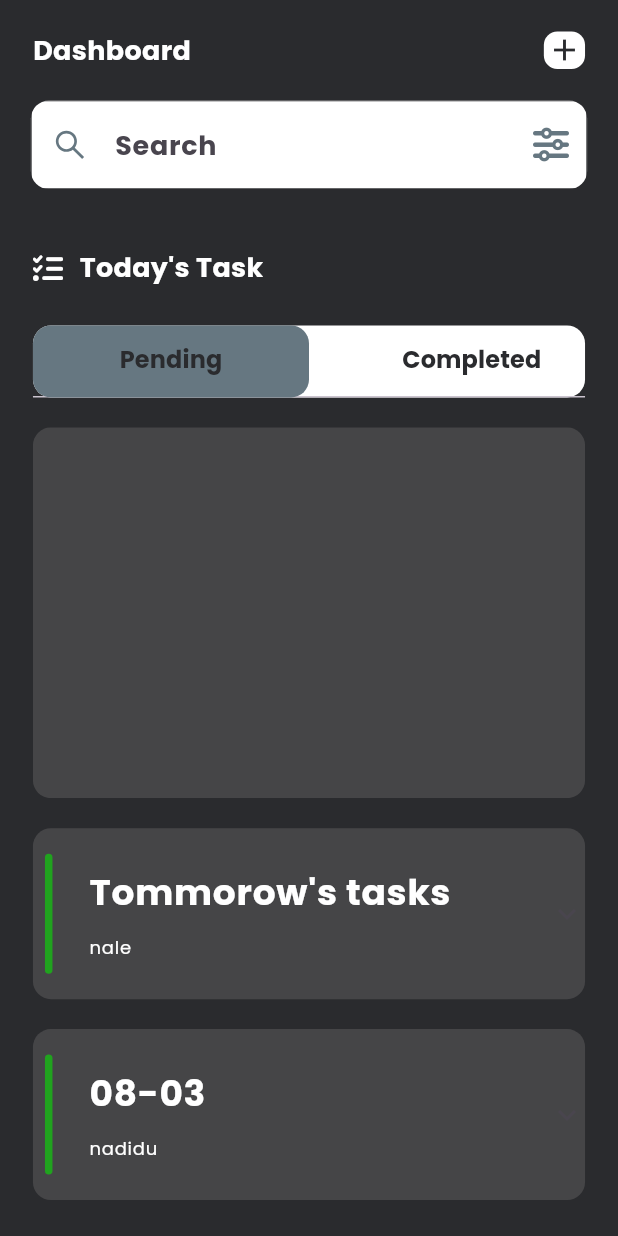
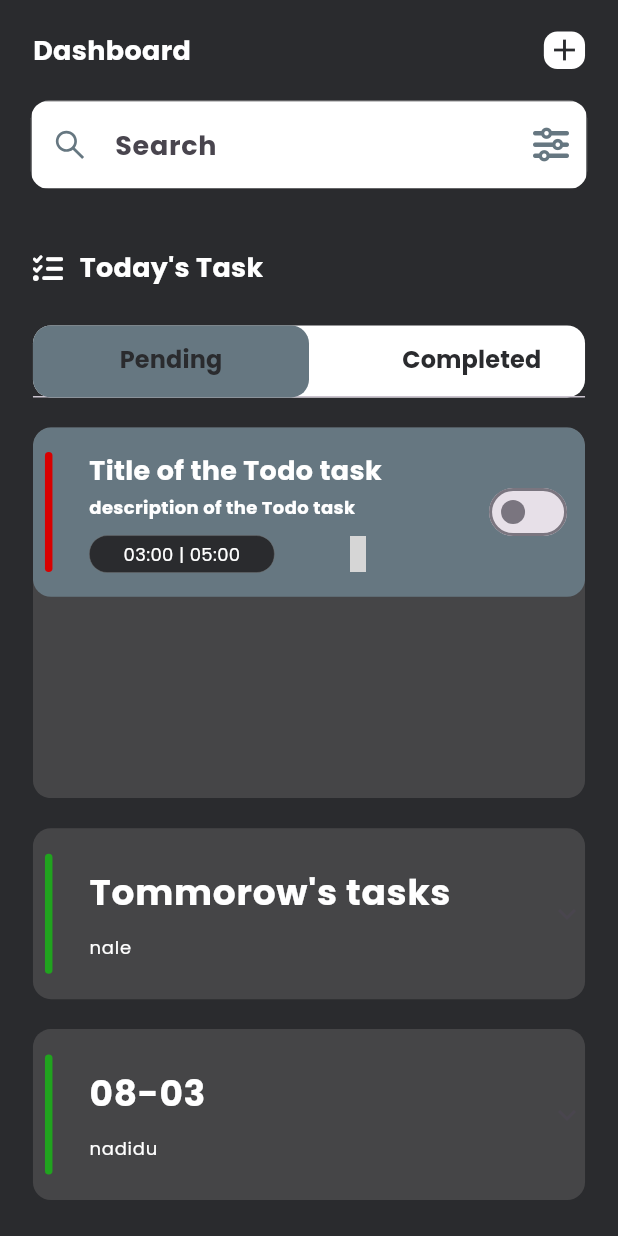
Before and after one commit to Jashwanth-Gowda-R/flutter_todo_app, a Flutter app: the screen it shows after launch, on a phone screen of 412 x 824 dp. Run offline on Flutter 3.47's test engine with Material 2 defaults, Android fonts, the phone set to English and light mode, and no system bars; our stand-ins replace country_picker, flutter_screenutil, flutter_vector_icons, google_fonts, hooks_riverpod, pinput and 1 more; grey boxes are pictures that could not be loaded.

Commit message:
Expansion tile widget and how to create reusable expansion tiles

```diff
--- a/lib/features/todo/pages/homepage.dart
+++ b/lib/features/todo/pages/homepage.dart
@@ -5,6 +5,7 @@ import 'package:advanced_flutter_todo_app/common/widgets/expansion_tile.dart';
 import 'package:advanced_flutter_todo_app/common/widgets/height_spacer.dart';
 import 'package:advanced_flutter_todo_app/common/widgets/reuseable_text.dart';
 import 'package:advanced_flutter_todo_app/common/widgets/width_spacer.dart';
+import 'package:advanced_flutter_todo_app/features/todo/widgets/todo_tile.dart';
 import 'package:flutter/material.dart';
 import 'package:flutter_screenutil/flutter_screenutil.dart';
 import 'package:flutter_vector_icons/flutter_vector_icons.dart';
@@ -192,6 +193,18 @@ class _HomePageState extends ConsumerState<HomePage>
                       Container(
                         height: AppConst.kHeight * 0.3,
                         color: AppConst.kBkLight,
+                        child: ListView(
+                          children: [
+                            TodoTile(
+                              start: "03:00",
+                              end: "05:00",
+                              switcher: Switch(
+                                value: false,
+                                onChanged: (val) {},
+                              ),
+                            ),
+                          ],
+                        ),
                       ),
                       Container(
                         height: AppConst.kHeight * 0.3,
--- /dev/null
+++ b/lib/features/todo/widgets/todo_tile.dart
@@ -0,0 +1,152 @@
+// ignore_for_file: public_member_api_docs, sort_constructors_first
+import 'package:flutter/material.dart';
+import 'package:flutter_screenutil/flutter_screenutil.dart';
+import 'package:flutter_vector_icons/flutter_vector_icons.dart';
+
+import 'package:advanced_flutter_todo_app/common/utils/constants.dart';
+import 'package:advanced_flutter_todo_app/common/widgets/appstyle.dart';
+import 'package:advanced_flutter_todo_app/common/widgets/height_spacer.dart';
+import 'package:advanced_flutter_todo_app/common/widgets/reuseable_text.dart';
+import 'package:advanced_flutter_todo_app/common/widgets/width_spacer.dart';
+
+class TodoTile extends StatelessWidget {
+  const TodoTile({
+    Key? key,
+    this.color,
+    this.title,
+    this.description,
+    this.start,
+    this.end,
+    this.editWidget,
+    this.delete,
+    this.switcher,
+  }) : super(key: key);
+
+  final Color? color;
+  final String? title;
+  final String? description;
+  final String? start;
+  final String? end;
+  final Widget? editWidget;
+  final void Function()? delete;
+  final Widget? switcher;
+
+  @override
+  Widget build(BuildContext context) {
+    return Padding(
+      padding: EdgeInsets.only(bottom: 8.h),
+      child: Stack(
+        children: [
+          Container(
+            padding: EdgeInsets.all(8.h),
+            width: AppConst.kWidth,
+            decoration: BoxDecoration(
+              color: AppConst.kGreyLight,
+              borderRadius: BorderRadius.all(
+                Radius.circular(AppConst.kRadius),
+              ),
+            ),
+            child: Row(
+              mainAxisAlignment: MainAxisAlignment.spaceBetween,
+              children: [
+                Row(
+                  children: [
+                    Container(
+                      height: 80,
+                      width: 5,
+                      decoration: BoxDecoration(
+                        borderRadius: BorderRadius.all(
+                          Radius.circular(AppConst.kRadius),
+                        ),
+                        color: color ?? AppConst.kRed,
+                      ),
+                    ),
+                    const WidthSpacer(width: 15),
+                    Padding(
+                      padding: EdgeInsets.all(8.h),
+                      child: SizedBox(
+                        width: AppConst.kWidth * 0.6,
+                        child: Column(
+                          crossAxisAlignment: CrossAxisAlignment.start,
+                          children: [
+                            ReuseableText(
+                              text: title ?? "Title of the Todo task",
+                              style: appstyle(
+                                18,
+                                AppConst.kLight,
+                                FontWeight.bold,
+                              ),
+                            ),
+                            const HeightSpacer(height: 3),
+                            ReuseableText(
+                              text:
+                                  description ?? "description of the Todo task",
+                              style: appstyle(
+                                12,
+                                AppConst.kLight,
+                                FontWeight.bold,
+                              ),
+                            ),
+                            const HeightSpacer(height: 10),
+                            Row(
+                              mainAxisAlignment: MainAxisAlignment.start,
+                              children: [
+                                Container(
+                                  width: AppConst.kWidth * 0.3,
+                                  height: 25.h,
+                                  decoration: BoxDecoration(
+                                    borderRadius: BorderRadius.all(
+                                      Radius.circular(AppConst.kRadius),
+                                    ),
+                                    border: Border.all(
+                                      width: 0.3,
+                                      color: AppConst.kGreyDk,
+                                    ),
+                                    color: AppConst.kBKDark,
+                                  ),
+                                  child: Center(
+                                    child: ReuseableText(
+                                      text: "$start | $end",
+                                      style: appstyle(
+                                        12,
+                                        AppConst.kLight,
+                                        FontWeight.normal,
+                                      ),
+                                    ),
+                                  ),
+                                ),
+                                const WidthSpacer(width: 20),
+                                Row(
+                                  children: [
+                                    SizedBox(
+                                      child: editWidget,
+                                    ),
+                                    const WidthSpacer(width: 20),
+                                    GestureDetector(
+                                      onTap: delete,
+                                      child: const Icon(
+                                        MaterialCommunityIcons.delete_circle,
+                                      ),
+                                    )
+                                  ],
+                                ),
+                              ],
+                            ),
+                          ],
+                        ),
+                      ),
+                    )
+                  ],
+                ),
+                Container(
+                  padding: EdgeInsets.only(bottom: 0.h),
+                  child: switcher,
+                )
+              ],
+            ),
+          )
+        ],
+      ),
+    );
+  }
+}
```
